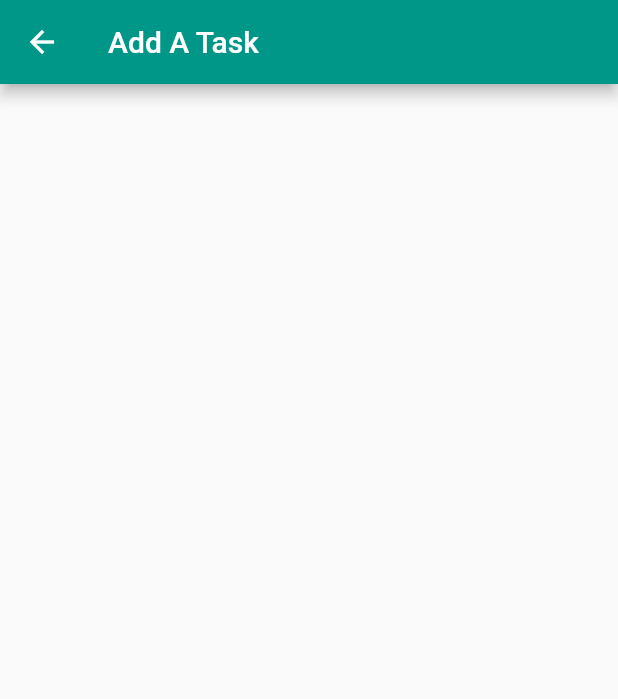
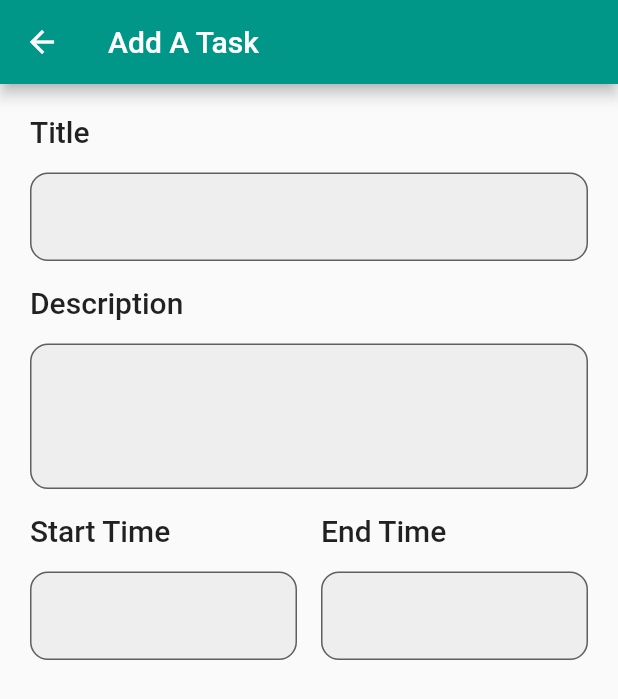
Before and after one commit to the-best-is-best/m_todo_app_tutorial, a Flutter app: the screen it shows after launch, after a tap on "Add A Task", on a phone screen of 412 x 824 dp. Shown: the top 699 px of the screen. Run offline on Flutter 3.47's test engine with Material 2 defaults, Android fonts, the phone set to English and light mode, and no system bars.

Commit message:
add a task 1

```diff
--- a/lib/app/components/my_elevated_button.dart
+++ b/lib/app/components/my_elevated_button.dart
@@ -20,7 +20,7 @@ class MyElevatedButton extends StatelessWidget {
             shape: RoundedRectangleBorder(
                 borderRadius: BorderRadius.circular(15))),
         onPressed: onPressed,
-        child: const MyText(),
+        child: const MyText(title: "Add A Task"),
       ),
     );
   }
--- a/lib/app/components/my_text.dart
+++ b/lib/app/components/my_text.dart
@@ -3,10 +3,17 @@ import 'package:flutter/material.dart';
 class MyText extends StatelessWidget {
   const MyText({
     Key? key,
+    required this.title,
+    this.textStyle,
   }) : super(key: key);
+  final String title;
+  final TextStyle? textStyle;
 
   @override
   Widget build(BuildContext context) {
-    return Text("Add A Task");
+    return Text(
+      title,
+      style: textStyle,
+    );
   }
 }
--- a/lib/presentation/add_a_task/view/add_a_task_view.dart
+++ b/lib/presentation/add_a_task/view/add_a_task_view.dart
@@ -1,4 +1,5 @@
 import 'package:flutter/material.dart';
+import 'package:m_todo_app_tutorial/app/components/my_text.dart';
 
 class AddATaskView extends StatelessWidget {
   const AddATaskView({Key? key}) : super(key: key);
@@ -9,6 +10,98 @@ class AddATaskView extends StatelessWidget {
       appBar: AppBar(
         title: const Text("Add A Task"),
       ),
+      body: SingleChildScrollView(
+          child: Padding(
+        padding: const EdgeInsets.only(top: 20) +
+            const EdgeInsets.symmetric(horizontal: 20),
+        child: Column(
+          children: [
+            Form(
+                child: Column(
+              children: [
+                MyFormField(
+                  title: "Title",
+                  onSaved: (newValue) {},
+                ),
+                const SizedBox(height: 16),
+                MyFormField(
+                  title: "Description",
+                  isMultiLine: true,
+                  onSaved: (newValue) {},
+                ),
+                const SizedBox(height: 16),
+                Row(
+                  children: [
+                    Expanded(
+                      child: MyFormField(
+                        title: "Start Time",
+                        onSaved: (newValue) {},
+                      ),
+                    ),
+                    const SizedBox(width: 16),
+                    Expanded(
+                      child: MyFormField(
+                        title: "End Time",
+                        onSaved: (newValue) {},
+                      ),
+                    ),
+                  ],
+                )
+              ],
+            ))
+          ],
+        ),
+      )),
     );
   }
 }
+
+class MyFormField extends StatelessWidget {
+  const MyFormField({
+    Key? key,
+    required this.title,
+    this.onSaved,
+    this.onTap,
+    this.validator,
+    this.isMultiLine = false,
+    this.textInputType,
+  }) : super(key: key);
+  final String title;
+  final FormFieldSetter<String>? onSaved;
+  final GestureTapCallback? onTap;
+  final FormFieldValidator<String>? validator;
+  final bool isMultiLine;
+  final TextInputType? textInputType;
+
+  @override
+  Widget build(BuildContext context) {
+    return Column(
+      crossAxisAlignment: CrossAxisAlignment.start,
+      children: [
+        MyText(
+          title: title,
+          textStyle: const TextStyle(fontSize: 20, fontWeight: FontWeight.w500),
+        ),
+        const SizedBox(height: 16),
+        TextFormField(
+          keyboardType: onTap != null ? TextInputType.none : textInputType,
+          decoration: InputDecoration(
+            fillColor: Colors.grey[200],
+            filled: true,
+            border: OutlineInputBorder(
+              borderRadius: BorderRadius.circular(12),
+            ),
+            focusedBorder: OutlineInputBorder(
+                borderRadius: BorderRadius.circular(12),
+                borderSide: const BorderSide(color: Colors.green, width: 2)),
+          ),
+          onSaved: (String? val) {},
+          onTap: onTap,
+          validator: validator,
+          minLines: isMultiLine ? 3 : null,
+          maxLines: isMultiLine ? 5 : 1,
+        ),
+      ],
+    );
+  }
+}
```
